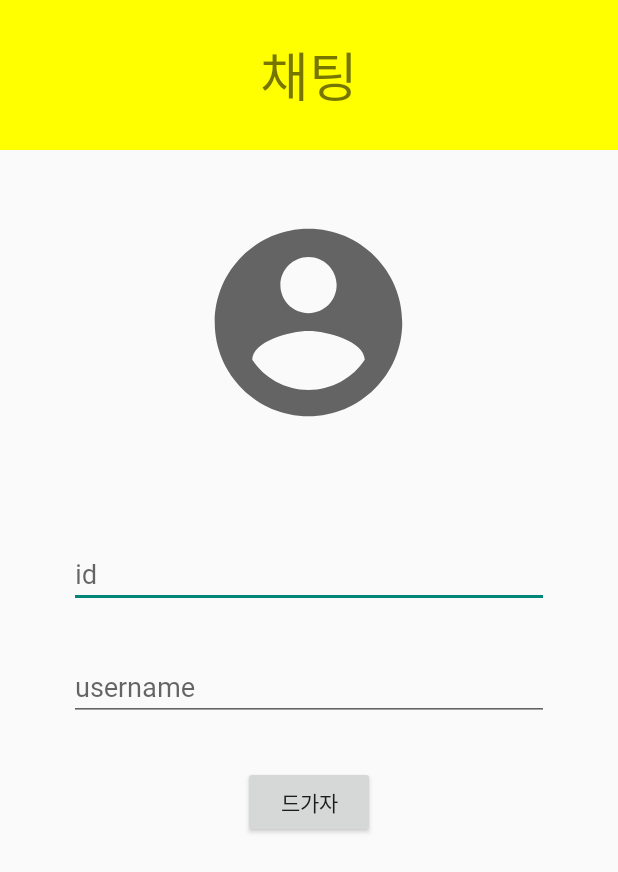
After one commit to ImGaram/AppDevelopProject, an Android app: the LoginActivity screen opened directly, with no data from a screen before it, on a phone screen of 412 x 824 dp. The commit adds this screen. Shown: the top 872 px of the screen. Run offline under Robolectric (Android 15) with nearby library versions, the phone set to English and light mode, and no system bars; our stand-ins replace CircleImageView; network calls fail.

Commit message:
android room chatting app 2: 로그인 화면, view binding

```diff
--- a/app/src/main/AndroidManifest.xml
+++ b/app/src/main/AndroidManifest.xml
@@ -12,6 +12,9 @@
         android:roundIcon="@mipmap/ic_launcher_round"
         android:supportsRtl="true"
         android:theme="@style/Theme.AppDevelopProject">
+        <activity
+            android:name=".roomchatapp.LoginActivity"
+            android:exported="false" />
         <activity
             android:name=".RoomChatActivity"
             android:exported="false" />
--- a/app/src/main/java/com/example/appdevelopproject/RoomChatActivity.kt
+++ b/app/src/main/java/com/example/appdevelopproject/RoomChatActivity.kt
@@ -2,10 +2,15 @@ package com.example.appdevelopproject
 
 import androidx.appcompat.app.AppCompatActivity
 import android.os.Bundle
+import com.example.appdevelopproject.databinding.ActivityRoomChatBinding
 
 class RoomChatActivity : AppCompatActivity() {
+
+    private lateinit var binding: ActivityRoomChatBinding
     override fun onCreate(savedInstanceState: Bundle?) {
         super.onCreate(savedInstanceState)
-        setContentView(R.layout.activity_room_chat)
+
+        binding = ActivityRoomChatBinding.inflate(layoutInflater)
+        setContentView(binding.root)
     }
 }
--- /dev/null
+++ b/app/src/main/java/com/example/appdevelopproject/roomchatapp/LoginActivity.kt
@@ -0,0 +1,17 @@
+package com.example.appdevelopproject.roomchatapp
+
+import androidx.appcompat.app.AppCompatActivity
+import android.os.Bundle
+import com.example.appdevelopproject.R
+import com.example.appdevelopproject.databinding.ActivityLoginBinding
+
+class LoginActivity : AppCompatActivity() {
+
+    private lateinit var binding: ActivityLoginBinding
+    override fun onCreate(savedInstanceState: Bundle?) {
+        super.onCreate(savedInstanceState)
+
+        binding = ActivityLoginBinding.inflate(layoutInflater)
+        setContentView(binding.root)
+    }
+}
--- /dev/null
+++ b/app/src/main/res/drawable/ic_baseline_account_circle_24.xml
@@ -0,0 +1,10 @@
+<vector xmlns:android="http://schemas.android.com/apk/res/android"
+    android:width="24dp"
+    android:height="24dp"
+    android:viewportWidth="24"
+    android:viewportHeight="24"
+    android:tint="?attr/colorControlNormal">
+  <path
+      android:fillColor="@android:color/white"
+      android:pathData="M12,2C6.48,2 2,6.48 2,12s4.48,10 10,10 10,-4.48 10,-10S17.52,2 12,2zM12,5c1.66,0 3,1.34 3,3s-1.34,3 -3,3 -3,-1.34 -3,-3 1.34,-3 3,-3zM12,19.2c-2.5,0 -4.71,-1.28 -6,-3.22 0.03,-1.99 4,-3.08 6,-3.08 1.99,0 5.97,1.09 6,3.08 -1.29,1.94 -3.5,3.22 -6,3.22z"/>
+</vector>
--- /dev/null
+++ b/app/src/main/res/layout/activity_login.xml
@@ -0,0 +1,53 @@
+<?xml version="1.0" encoding="utf-8"?>
+<LinearLayout
+    xmlns:android="http://schemas.android.com/apk/res/android"
+    xmlns:app="http://schemas.android.com/apk/res-auto"
+    xmlns:tools="http://schemas.android.com/tools"
+    android:layout_width="match_parent"
+    android:layout_height="match_parent"
+    android:orientation="vertical"
+    tools:context=".roomchatapp.LoginActivity">
+
+    <TextView
+        android:layout_width="match_parent"
+        android:layout_height="100dp"
+        android:text="채팅"
+        android:gravity="center"
+        android:fontFamily="@font/sunflower_light"
+        android:background="#ffff00"
+        android:textSize="35sp"/>
+
+    <de.hdodenhof.circleimageview.CircleImageView
+        android:layout_width="150dp"
+        android:layout_height="150dp"
+        android:layout_gravity="center"
+        android:src="@drawable/ic_baseline_account_circle_24"
+        android:layout_margin="40dp"/>
+
+    <EditText
+        android:layout_width="wrap_content"
+        android:layout_height="wrap_content"
+        android:hint="id"
+        android:fontFamily="@font/sunflower_light"
+        android:layout_marginTop="30dp"
+        android:ems="15"
+        android:layout_gravity="center"/>
+
+    <EditText
+        android:layout_width="wrap_content"
+        android:layout_height="wrap_content"
+        android:hint="username"
+        android:layout_marginTop="30dp"
+        android:ems="15"
+        android:fontFamily="@font/sunflower_light"
+        android:layout_gravity="center"/>
+
+    <Button
+        android:layout_width="wrap_content"
+        android:layout_height="wrap_content"
+        android:text="드가자"
+        android:fontFamily="@font/sunflower_light"
+        android:layout_gravity="center"
+        android:layout_marginTop="30dp"/>
+
+</LinearLayout>
```
